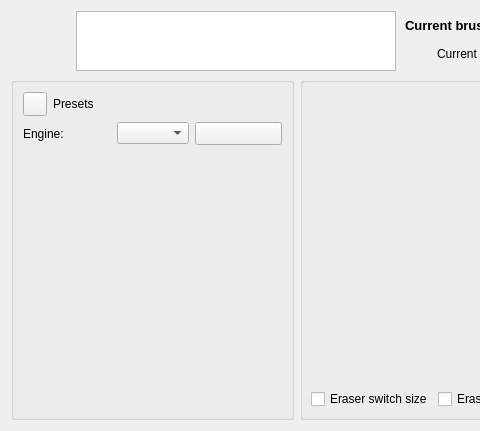
The window that libs/ui/forms/wdgpaintopsettings.ui (KDE/krita) describes before a commit, drawn with Qt 5; both pictures show x 0 to 480 and y 0 to 431 of the 1203 by 431 pixel window.
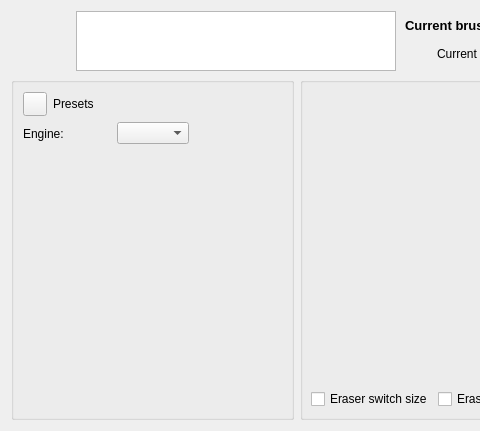
The same window after the commit. Custom widgets are drawn as their Qt base class.

Commit message: Convert a couple push buttons to tool buttons so the hover effect works

```diff
--- a/libs/ui/forms/wdgpaintopsettings.ui
+++ b/libs/ui/forms/wdgpaintopsettings.ui
@@ -458,6 +458,9 @@
           <property name="text">
            <string/>
           </property>
+          <property name="autoRaise">
+           <bool>true</bool>
+          </property>
          </widget>
         </item>
        </layout>
@@ -532,13 +535,7 @@
          </spacer>
         </item>
         <item>
-         <widget class="QPushButton" name="bnBlacklistPreset">
-          <property name="sizePolicy">
-           <sizepolicy hsizetype="Fixed" vsizetype="Fixed">
-            <horstretch>0</horstretch>
-            <verstretch>0</verstretch>
-           </sizepolicy>
-          </property>
+         <widget class="QToolButton" name="bnBlacklistPreset">
           <property name="minimumSize">
            <size>
             <width>0</width>
@@ -554,10 +551,7 @@
             <height>22</height>
            </size>
           </property>
-          <property name="autoDefault">
-           <bool>false</bool>
-          </property>
-          <property name="flat">
+          <property name="autoRaise">
            <bool>true</bool>
           </property>
          </widget>
```
The commit also changes 2 other files.
